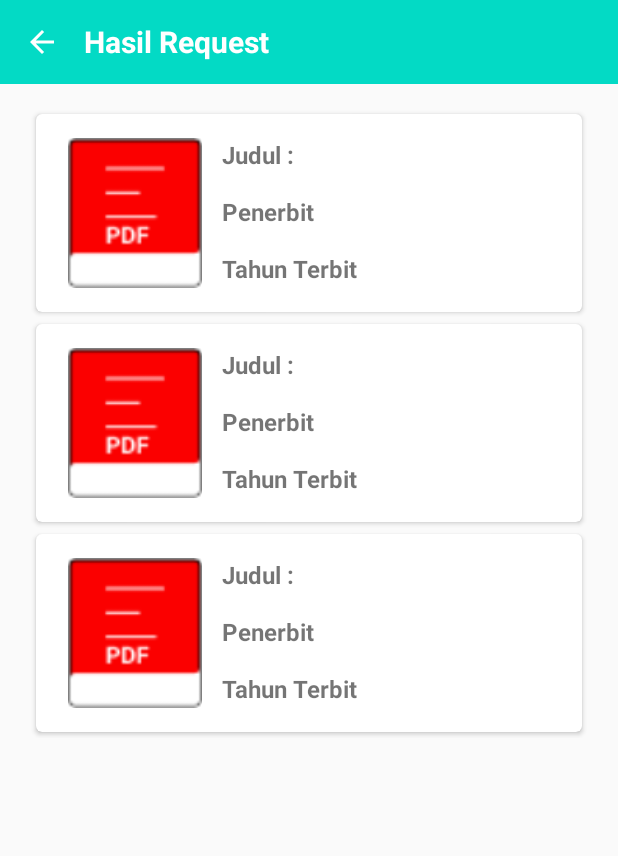
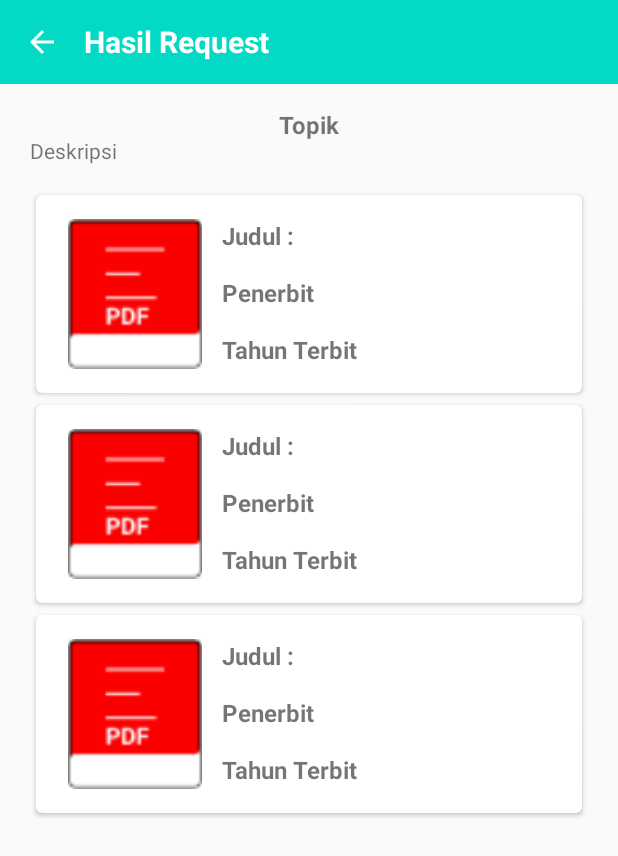
Before and after one commit to dominikusvieri/androidPharos, an Android app: the layout activity_detail_jurnal_by_id.xml on its own in the app's theme, with its tools: preview values and no code run, on a phone screen of 412 x 824 dp. Shown: the top 856 px of the screen. Run offline under Robolectric (Android 15) with nearby library versions, the phone set to English and light mode, and no system bars.

Commit message:
Dh kelar

```diff
--- a/app/src/main/java/com/smartdev/ejurnal/activity/DetailJurnalByIdActivity.kt
+++ b/app/src/main/java/com/smartdev/ejurnal/activity/DetailJurnalByIdActivity.kt
@@ -29,7 +29,11 @@ class DetailJurnalByIdActivity : AppCompatActivity() {
             startActivity(intent)
         }
 
+        tv_topik.text = intent.getStringExtra("Topik")
+        tv_desc.text = intent.getStringExtra("Deskripsi")
+
         Log.d("IDREQ", (intent.getIntExtra("RequestID", 0)).toString())
+        Log.d("TopikIntent", intent.getStringExtra("Topik").toString())
 
         getDetailRequest(intent.getIntExtra("RequestID", 0))
         viewManager = LinearLayoutManager(this)
@@ -52,7 +56,6 @@ class DetailJurnalByIdActivity : AppCompatActivity() {
             ) {
                 response.isSuccessful.let {
                     val result =  response.body()?.dataRequest
-                    tv_topik.text
                     detailRequestAdapter.updateList(response.body()?.dataRequest as List<DataRequest>, activity = this@DetailJurnalByIdActivity)
                 }
 
--- a/app/src/main/java/com/smartdev/ejurnal/adapter/ShowArticleByIDAdapter.kt
+++ b/app/src/main/java/com/smartdev/ejurnal/adapter/ShowArticleByIDAdapter.kt
@@ -30,8 +30,11 @@ class ShowArticleByUserIDAdapter (var articleList:List<DataJurnal> = ArrayList()
                 val intent = Intent(activity, DetailJurnalByIdActivity::class.java)
                 intent.putExtra("RequestID",article.id)
                 intent.putExtra("Topik", article.topik)
+                intent.putExtra("Deskripsi", article.deskripsi)
                 activity.startActivity(intent)
             }
+
+
         }
     }
 
--- a/app/src/main/res/layout/activity_detail_jurnal_by_id.xml
+++ b/app/src/main/res/layout/activity_detail_jurnal_by_id.xml
@@ -33,17 +33,32 @@
         android:id="@+id/tv_topik"
         android:layout_width="wrap_content"
         android:layout_height="wrap_content"
+        android:text="Topik"
+        android:textSize="16sp"
+        android:textStyle="bold"
+        android:layout_marginTop="16dp"
+        app:layout_constraintEnd_toEndOf="@+id/toolbar"
+        app:layout_constraintStart_toStartOf="@+id/toolbar"
+        app:layout_constraintTop_toBottomOf="@+id/toolbar" />
+
+    <TextView
+        android:id="@+id/tv_desc"
+        android:layout_width="wrap_content"
+        android:layout_height="wrap_content"
+        android:layout_marginLeft="20dp"
+        android:text="Deskripsi"
+        android:layout_marginBottom="16dp"
         app:layout_constraintBottom_toTopOf="@+id/rv_detailRequest"
-        app:layout_constraintEnd_toEndOf="parent"
-        android:layout_margin="16dp"
-        app:layout_constraintStart_toStartOf="parent"
-        app:layout_constraintTop_toBottomOf="@+id/toolbar" />
+        app:layout_constraintStart_toStartOf="parent" />
 
     <androidx.recyclerview.widget.RecyclerView
         android:id="@+id/rv_detailRequest"
         android:layout_width="match_parent"
         android:layout_height="wrap_content"
-        android:layout_margin="16dp"
+        android:layout_marginLeft="16dp"
+        android:layout_marginRight="16dp"
+        android:layout_marginTop="70dp"
+        android:layout_marginBottom="16dp"
         app:layout_constraintEnd_toEndOf="parent"
         app:layout_constraintStart_toStartOf="parent"
         app:layout_constraintTop_toBottomOf="@+id/toolbar"
```
Also changed, not shown: app/src/main/res/layout/activity_detail_jurnal.xml (+2 -5 lines).
